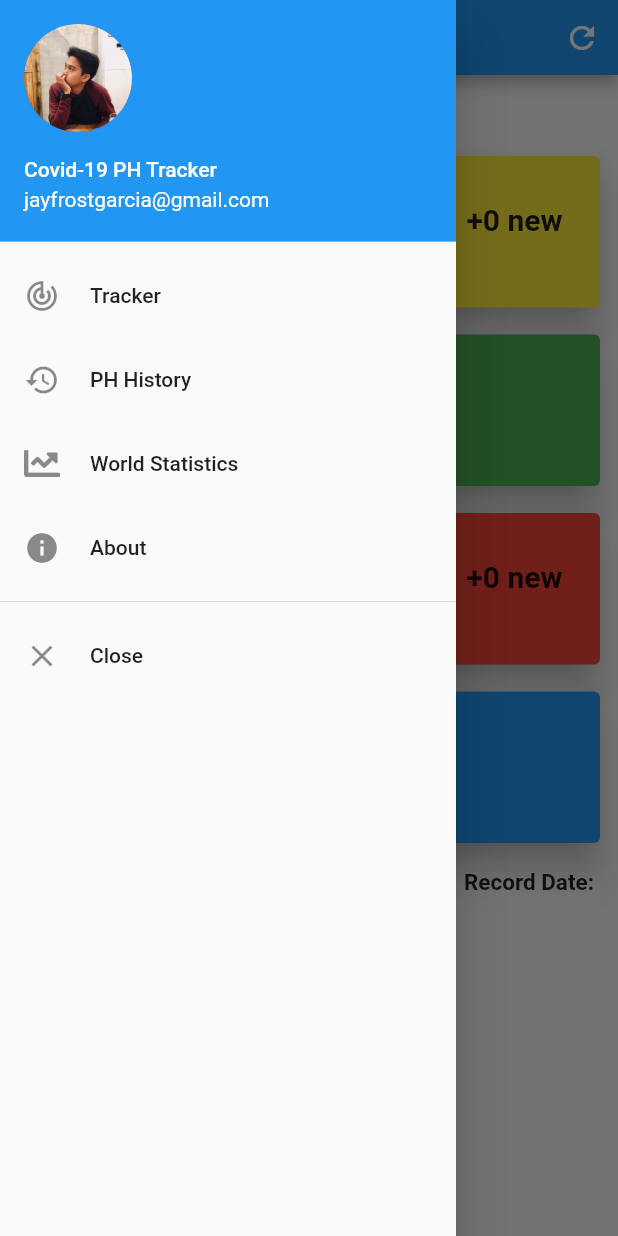
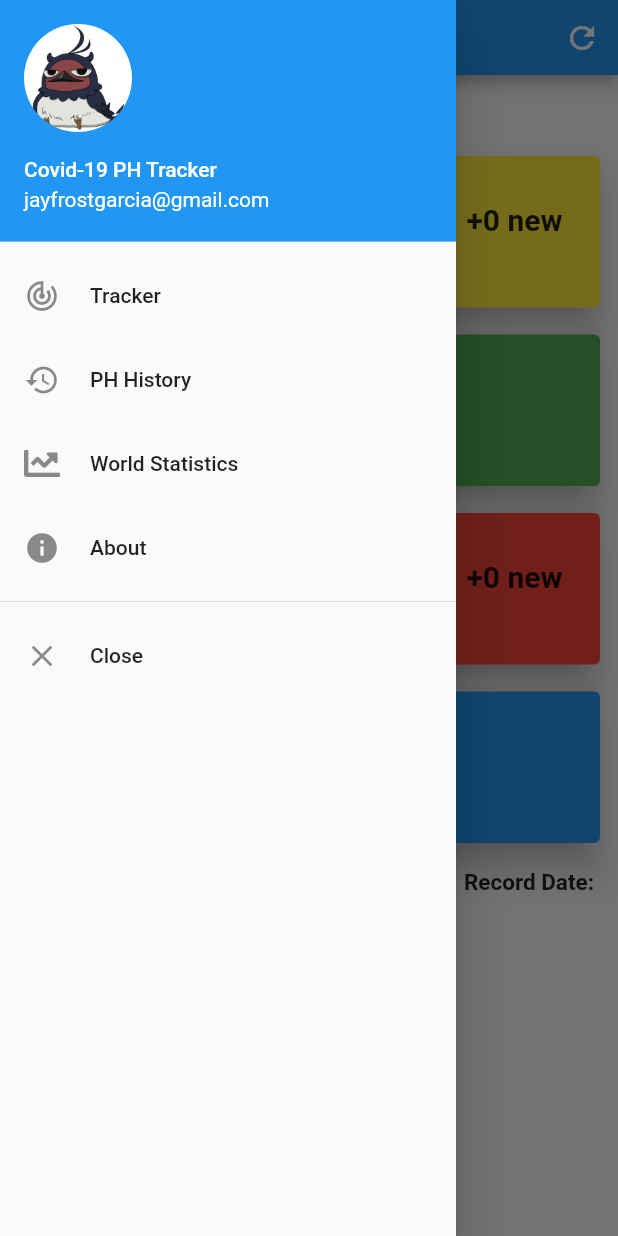
Before and after one commit to jayfrostjay/Covid19-PH-Tracker, a Flutter app: the screen it shows after launch, with the side drawer open, on a phone screen of 412 x 824 dp. Run offline on Flutter 3.47's test engine with Material 2 defaults, Android fonts, the phone set to English and light mode, and no system bars; our stand-ins replace charts_flutter, fluttertoast, font_awesome_flutter, progress_dialog; missing offline and left inert: awesome_loader, flutter_config.

Commit message:
Update Image and History BarChart

```diff
--- a/lib/data/Drawer/DrawerDetailContent.dart
+++ b/lib/data/Drawer/DrawerDetailContent.dart
@@ -3,7 +3,7 @@ import 'package:flutter/material.dart';
 class DrawerDetailContent{
   final String accountName;
   final String accountEmail;
-  final Image accountImage;
+  final String accountImage;
 
   DrawerDetailContent(this.accountName, this.accountEmail, this.accountImage);
 }
--- a/lib/ui/About/AboutView.dart
+++ b/lib/ui/About/AboutView.dart
@@ -34,10 +34,9 @@ class AboutPage extends StatelessWidget {
       children: <Widget>[
         CircleAvatar(
           radius: 100.0,
-          backgroundColor: Colors.blue,
+          backgroundColor: Colors.white,
           // child: new Text("PH", style: TextStyle(fontSize: 50.0, color: Colors.white),)
           child: ClipRRect(
-            borderRadius: BorderRadius.circular(100.0),
             child: Image.asset('assets/images/test.jpg'),
           )
         ),
--- a/lib/ui/Tracker/TrackerPage.dart
+++ b/lib/ui/Tracker/TrackerPage.dart
@@ -127,7 +127,7 @@ class _TrackerPageState extends State<TrackerPage> implements TrackerPageContrac
         icon = FontAwesomeIcons.skullCrossbones;
         title = S.of(context).LABEL_TOTAL_DEATHS;
         cardColor = Colors.red;
-        newUpdates = S.of(context).LABEL_NEW_RECORD(newDeaths);
+        newUpdates = S.of(context).LABEL_NEW_RECORD((newCases != "") ? newCases : "0");
         break;
       case KEY_RECOVERED:
         icon = FontAwesomeIcons.userShield;
@@ -140,7 +140,7 @@ class _TrackerPageState extends State<TrackerPage> implements TrackerPageContrac
         cardColor = Colors.blue;
         break;
       default:
-        newUpdates = S.of(context).LABEL_NEW_RECORD(newCases);
+        newUpdates = S.of(context).LABEL_NEW_RECORD((newCases != "")  ? newCases : "0");
         break;
     }
 
--- a/lib/widgets/Drawers.dart
+++ b/lib/widgets/Drawers.dart
@@ -6,15 +6,14 @@ import 'package:phcovid19tracker/generated/i18n.dart';
 
 class CustomDrawers extends StatelessWidget {
 
-  static TopDetailView({Image imageAsset, String accountName, String accountEmail}){
+  static topDetailView({String imageAsset, String accountName, String accountEmail}){
     return UserAccountsDrawerHeader(
       accountName:  Text(accountName),
       accountEmail: Text(accountEmail),
       currentAccountPicture: CircleAvatar(
-        child: ClipRRect(
-          borderRadius: BorderRadius.circular(50.0),
-          child: imageAsset
-        ),
+        radius: 30.0,
+        backgroundColor: Colors.transparent,
+        backgroundImage: AssetImage(imageAsset),
       ),
     );
   }
@@ -44,7 +43,7 @@ class CustomDrawers extends StatelessWidget {
     DrawerDetailContent detailContent = new DrawerDetailContent(
       S.of(context).APP_NAME,
       S.of(context).LABEL_ACCOUNT_EMAIL,
-      Image.asset('assets/images/test.jpg')
+      'assets/images/test.jpg'
     );
 
     // TODO: implement build
@@ -52,7 +51,7 @@ class CustomDrawers extends StatelessWidget {
     return Drawer(
       child: ListView(
         children: <Widget>[
-          CustomDrawers.TopDetailView(imageAsset: detailContent.accountImage, accountName: detailContent.accountName, accountEmail: detailContent.accountEmail),
+          CustomDrawers.topDetailView(imageAsset: detailContent.accountImage, accountName: detailContent.accountName, accountEmail: detailContent.accountEmail),
           buildDrawerItem(
             content: DrawerListTileContent(Icon(Icons.track_changes), S.of(context).LABEL_LINKS_TRACKER, () => { Navigator.pop(context) })
           ),
```
Also changed, not shown: lib/data/CountryStats.dart (+4 -4 lines), lib/ui/History/HistoryPage.dart (+3 -5 lines), lib/utils/StringUtil.dart (+6 -1 lines), assets/images/test.jpg, 1 other file.
